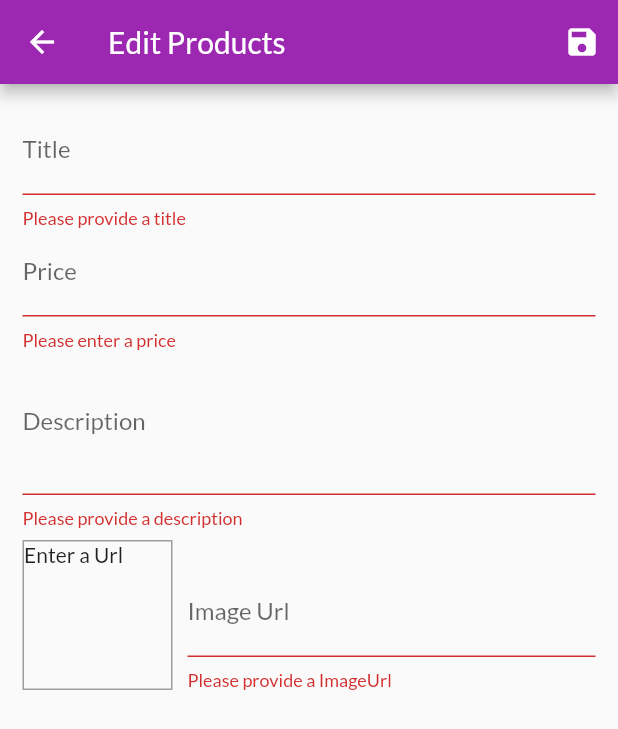
After one commit to prix0007/myshop, a Flutter app: the EditProductScreen screen opened by its route, after a tap on the "save" icon, on a phone screen of 412 x 824 dp. The commit adds this screen. Shown: the top 729 px of the screen. Run offline on Flutter 3.47's test engine with Material 2 defaults, Android fonts, the phone set to English and light mode, and no system bars; network calls fail.

Commit message:
Added cart and products add, edit and delete fucntionalities

```diff
--- a/lib/main.dart
+++ b/lib/main.dart
@@ -5,6 +5,8 @@ import 'screens/products_overview_screen.dart';
 import 'screens/product_detail_screen.dart';
 import 'screens/cart_screen.dart';
 import 'screens/orders_screen.dart';
+import 'screens/user_products_screen.dart';
+import 'screens/edit_product_screen.dart';
 import 'providers/products.dart';
 import 'providers/cart.dart';
 import 'providers/orders.dart';
@@ -41,6 +43,8 @@ class MyApp extends StatelessWidget {
           ProductDetailScreen.routeName: (ctx) => ProductDetailScreen(),
           CartScreen.routeName: (ctx) => CartScreen(),
           OrdersScreen.routeName: (ctx) => OrdersScreen(),
+          UserProductScreen.routeName: (ctx) => UserProductScreen(),
+          EditProductScreen.routeName: (ctx) => EditProductScreen(),
         },
       ),
     );
--- /dev/null
+++ b/lib/screens/edit_product_screen.dart
@@ -0,0 +1,276 @@
+import 'package:flutter/material.dart';
+import 'package:provider/provider.dart';
+
+import '../providers/product.dart';
+import '../providers/products.dart';
+
+class EditProductScreen extends StatefulWidget {
+  static const routeName = '/edit-product';
+  EditProductScreen({Key key}) : super(key: key);
+
+  @override
+  _EditProductScreenState createState() => _EditProductScreenState();
+}
+
+class _EditProductScreenState extends State<EditProductScreen> {
+  final _priceFocusNode = FocusNode();
+  final _descriptionFocusNode = FocusNode();
+  final _imageUrlFousNode = FocusNode();
+
+  final _form = GlobalKey<FormState>();
+
+  final _imageUrlController = TextEditingController();
+
+  var _editedProduct =
+      new Product(id: null, title: '', description: '', price: 0, imageUrl: '');
+
+  var _isInit = true;
+  var _initValues = {
+    'title': '',
+    'description': '',
+    'price': '',
+    'imageUrl': '',
+  };
+
+  @override
+  void initState() {
+    _imageUrlFousNode.addListener(_updateImageUrl);
+    super.initState();
+  }
+
+  @override
+  void didChangeDependencies() {
+    if (_isInit) {
+      final productId = ModalRoute.of(context).settings.arguments as String;
+      if (productId != null) {
+        _editedProduct = Provider.of<Products>(
+          context,
+          listen: false,
+        ).findById(productId);
+        _initValues = {
+          'title': _editedProduct.title,
+          'description': _editedProduct.description,
+          'price': _editedProduct.price.toString(),
+          'imageUrl': '_editedProduct.imageUrl',
+        };
+        _imageUrlController.text = _editedProduct.imageUrl;
+      }
+    }
+    _isInit = false;
+    super.didChangeDependencies();
+  }
+
+  @override
+  void dispose() {
+    _imageUrlController.removeListener(_updateImageUrl);
+    _priceFocusNode.dispose();
+    _descriptionFocusNode.dispose();
+    _imageUrlController.dispose();
+    _imageUrlFousNode.dispose();
+
+    super.dispose();
+  }
+
+  void _updateImageUrl() {
+    if (!_imageUrlFousNode.hasFocus) {
+      if ((!_imageUrlController.text.startsWith('http') &&
+              !_imageUrlController.text.startsWith('https')) ||
+          (!_imageUrlController.text.endsWith('.png') &&
+              !_imageUrlController.text.endsWith('.jpg') &&
+              !_imageUrlController.text.endsWith('.jpeg'))) {
+        return;
+      }
+      setState(() {});
+    }
+  }
+
+  void _saveForm() {
+    final isValid = _form.currentState.validate();
+    if (!isValid) {
+      return;
+    }
+    _form.currentState.save();
+    if (_editedProduct.id != null) {
+      Provider.of<Products>(context, listen: false)
+          .updateProduct(_editedProduct.id, _editedProduct);
+    } else {
+      Provider.of<Products>(context, listen: false).addProduct(_editedProduct);
+    }
+
+    Navigator.of(context).pop();
+  }
+
+  @override
+  Widget build(BuildContext context) {
+    return Scaffold(
+      appBar: AppBar(
+        actions: [
+          IconButton(icon: Icon(Icons.save), onPressed: _saveForm),
+        ],
+        title: Text('Edit Products'),
+      ),
+      body: Padding(
+        padding: const EdgeInsets.all(15.0),
+        child: Form(
+          key: _form,
+          child: ListView(
+            children: [
+              TextFormField(
+                initialValue: _initValues['title'],
+                decoration: InputDecoration(
+                  labelText: 'Title',
+                ),
+                textInputAction: TextInputAction.next,
+                onFieldSubmitted: (_) {
+                  FocusScope.of(context).requestFocus(_priceFocusNode);
+                },
+                validator: (value) {
+                  if (value.isEmpty) {
+                    return 'Please provide a title';
+                  }
+                  return null;
+                },
+                onSaved: (value) {
+                  _editedProduct = Product(
+                    id: _editedProduct.id,
+                    isFavorite: _editedProduct.isFavorite,
+                    title: value,
+                    description: _editedProduct.description,
+                    price: _editedProduct.price,
+                    imageUrl: _editedProduct.imageUrl,
+                  );
+                },
+              ),
+              TextFormField(
+                initialValue: _initValues['price'],
+                decoration: InputDecoration(
+                  labelText: 'Price',
+                ),
+                textInputAction: TextInputAction.next,
+                keyboardType: TextInputType.number,
+                focusNode: _priceFocusNode,
+                onFieldSubmitted: (_) {
+                  FocusScope.of(context).requestFocus(_descriptionFocusNode);
+                },
+                validator: (value) {
+                  if (value.isEmpty) {
+                    return 'Please enter a price';
+                  }
+                  if (double.tryParse(value) == null) {
+                    return 'Please return a valid number';
+                  }
+                  if (double.parse(value) <= 0.0) {
+                    return 'Please enter a number greater than 0';
+                  }
+                  return null;
+                },
+                onSaved: (value) {
+                  _editedProduct = Product(
+                    id: _editedProduct.id,
+                    isFavorite: _editedProduct.isFavorite,
+                    title: _editedProduct.title,
+                    description: _editedProduct.description,
+                    price: double.parse(value),
+                    imageUrl: _editedProduct.imageUrl,
+                  );
+                },
+              ),
+              TextFormField(
+                initialValue: _initValues['description'],
+                decoration: InputDecoration(
+                  labelText: 'Description',
+                ),
+                maxLines: 3,
+                keyboardType: TextInputType.multiline,
+                focusNode: _descriptionFocusNode,
+                validator: (value) {
+                  if (value.isEmpty) {
+                    return 'Please provide a description';
+                  }
+                  if (value.length < 10) {
+                    return 'Please enter atleast 10 characters';
+                  }
+                  return null;
+                },
+                onSaved: (value) {
+                  _editedProduct = Product(
+                    id: _editedProduct.id,
+                    isFavorite: _editedProduct.isFavorite,
+                    title: _editedProduct.title,
+                    description: value,
+                    price: _editedProduct.price,
+                    imageUrl: _editedProduct.imageUrl,
+                  );
+                },
+              ),
+              Row(
+                crossAxisAlignment: CrossAxisAlignment.end,
+                children: [
+                  Container(
+                    width: 100,
+                    height: 100,
+                    margin: EdgeInsets.only(top: 8, right: 10),
+                    decoration: BoxDecoration(
+                      border: Border.all(
+                        width: 1,
+                        color: Colors.grey,
+                      ),
+                    ),
+                    child: _imageUrlController.text.isEmpty
+                        ? Text('Enter a Url')
+                        : FittedBox(
+                            child: Image.network(
+                              _imageUrlController.text,
+                              fit: BoxFit.cover,
+                            ),
+                          ),
+                  ),
+                  Expanded(
+                    child: TextFormField(
+                      decoration: InputDecoration(labelText: 'Image Url'),
+                      keyboardType: TextInputType.url,
+                      textInputAction: TextInputAction.done,
+                      controller: _imageUrlController,
+                      focusNode: _imageUrlFousNode,
+                      onEditingComplete: () {
+                        setState(() {});
+                      },
+                      onFieldSubmitted: (_) {
+                        _saveForm();
+                      },
+                      validator: (value) {
+                        if (value.isEmpty) {
+                          return 'Please provide a ImageUrl';
+                        }
+                        if (!value.startsWith('http') &&
+                            !value.startsWith('https')) {
+                          return 'Please enter a valid image';
+                        }
+                        if (!value.endsWith('.png') &&
+                            !value.endsWith('.jpg') &&
+                            !value.endsWith('.jpeg')) {
+                          return 'Please enter a valid image url with extension';
+                        }
+                        return null;
+                      },
+                      onSaved: (value) {
+                        _editedProduct = Product(
+                          id: _editedProduct.id,
+                          isFavorite: _editedProduct.isFavorite,
+                          title: _editedProduct.title,
+                          description: _editedProduct.description,
+                          price: _editedProduct.price,
+                          imageUrl: value,
+                        );
+                      },
+                    ),
+                  ),
+                ],
+              )
+            ],
+          ),
+        ),
+      ),
+    );
+  }
+}
--- a/lib/widget/app_drawer.dart
+++ b/lib/widget/app_drawer.dart
@@ -1,6 +1,7 @@
 import 'package:flutter/material.dart';
 
 import '../screens/orders_screen.dart';
+import '../screens/user_products_screen.dart';
 
 class AppDrawer extends StatelessWidget {
   const AppDrawer({Key key}) : super(key: key);
@@ -31,6 +32,15 @@ class AppDrawer extends StatelessWidget {
                   .pushReplacementNamed(OrdersScreen.routeName);
             },
           ),
+          Divider(),
+          ListTile(
+            leading: Icon(Icons.edit),
+            title: Text('Manage Products'),
+            onTap: () {
+              Navigator.of(context)
+                  .pushReplacementNamed(UserProductScreen.routeName);
+            },
+          ),
         ],
       ),
     );
```
Also changed, not shown: lib/providers/cart.dart (+20 -0 lines), lib/providers/products.dart (+23 -2 lines), lib/screens/user_products_screen.dart (added, +48 -0 lines), lib/widget/cart_item.dart (+23 -0 lines), lib/widget/product_item.dart (+16 -0 lines), lib/widget/user_product_item.dart (added, +53 -0 lines).
